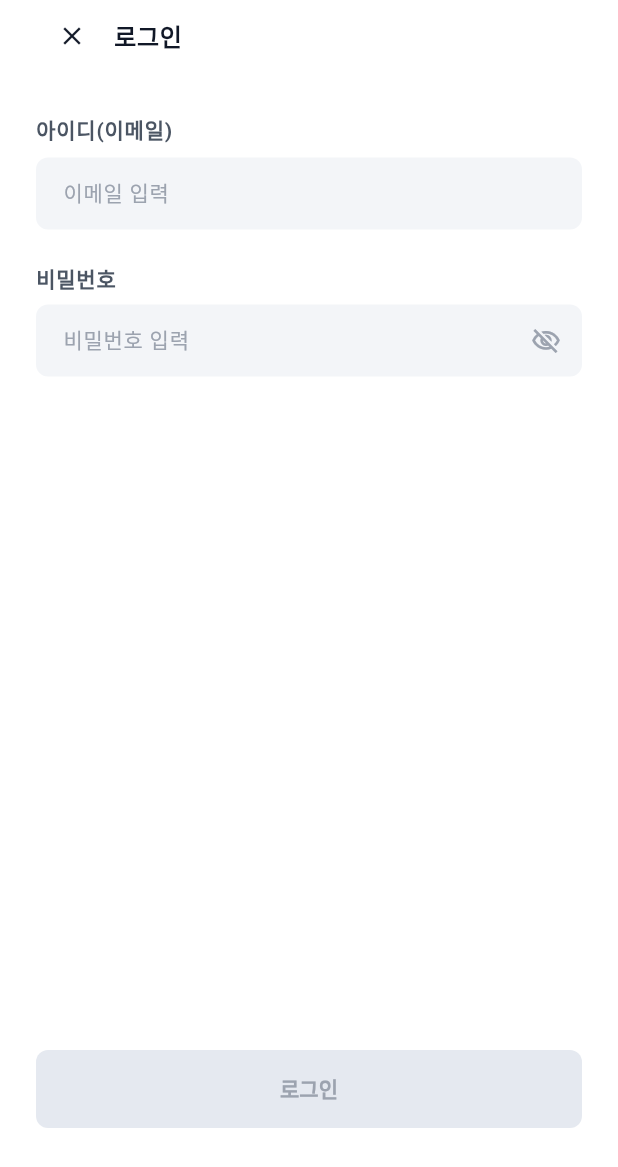
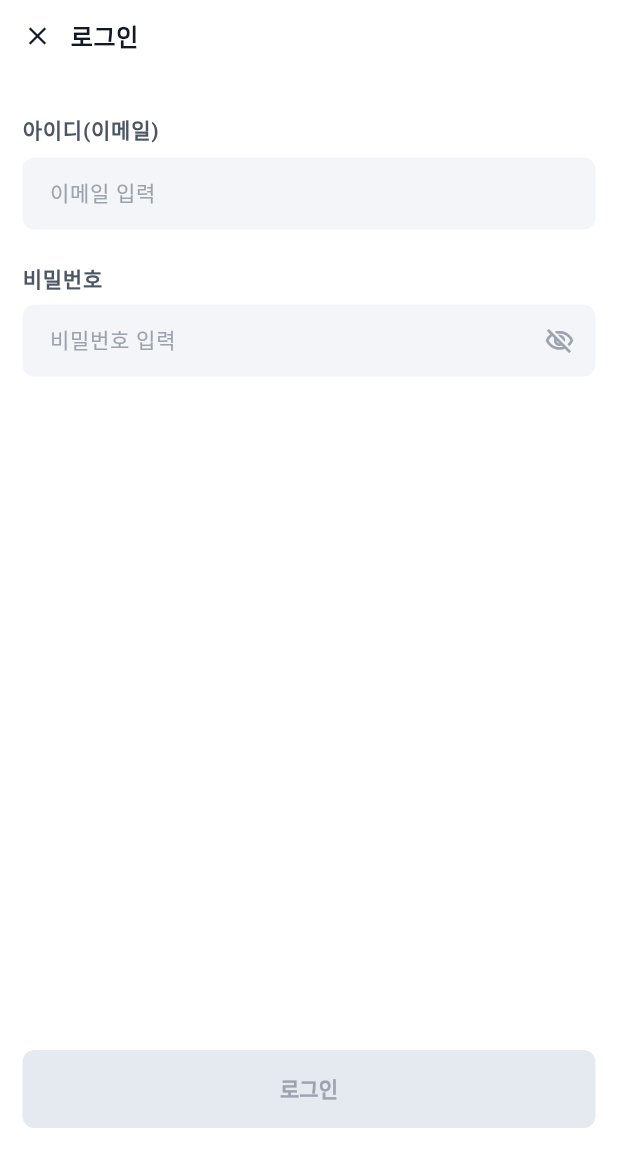
Before and after one commit to rlatkdwns575/LG_HAIR_REFRESHER, a Flutter app: the screen it shows after launch, after a tap on an icon or button, on a phone screen of 412 x 824 dp. Shown: the top 1167 px of the screen. Run offline on Flutter 3.47's test engine with Material 3 defaults, Android fonts, the phone set to English and light mode, and no system bars; our stand-ins replace go_router, supabase_flutter; accounts and stored records are empty; network calls fail; Roboto replaces fonts that are missing (Pretendard); statements that could not run were skipped.

Commit message:
feat(auth,home): Google dev 로그인, 회원가입 헤더 정렬, 즐겨찾기 수정 코드 추가 (#30)
Google 로그인 버튼에 dev 계정 자동 로그인을 연결하고, auth 헤더 여백을 GNB와 맞춥니다. 홈 즐겨찾기 수정 UI 코드는 준비만 해두고 연결은 비활성화합니다. PR 한글 작성 규칙을 추가합니다.

```diff
--- a/lib/app/router/app_navigation.dart
+++ b/lib/app/router/app_navigation.dart
@@ -81,9 +81,9 @@ extension AppNavigation on BuildContext {
   Future<bool?> pushRefreshCustomCreate() =>
       push<bool>(AppRoutePaths.refreshCustomCreate);
 
-  /// 홈 즐겨찾기(리프레시 바로가기) 추가 화면으로 이동하고, 선택한 모드를 반환합니다.
-  Future<RefreshMode?> pushRefreshShortcutAdd() =>
-      push<RefreshMode>(AppRoutePaths.refreshShortcutAdd);
+  /// 홈 즐겨찾기(리프레시 바로가기) 추가·수정 화면으로 이동하고, 선택한 모드를 반환합니다.
+  Future<RefreshMode?> pushRefreshShortcutAdd({RefreshMode? initialMode}) =>
+      push<RefreshMode>(AppRoutePaths.refreshShortcutAdd, extra: initialMode);
 
   void pushHistory() => push(AppRoutePaths.history);
 
--- a/lib/app/router/app_router.dart
+++ b/lib/app/router/app_router.dart
@@ -183,7 +183,9 @@ final appRouter = GoRouter(
         GoRoute(
           name: AppRouteNames.refreshShortcutAdd,
           path: AppRoutePaths.refreshShortcutAdd,
-          builder: (context, state) => const HomeRefreshShortcutAddPage(),
+          builder: (context, state) => HomeRefreshShortcutAddPage(
+            initialMode: resolveRefreshMode(state.extra),
+          ),
         ),
         GoRoute(
           name: AppRouteNames.history,
--- a/lib/features/auth/ui/widgets/auth_screen_styles.dart
+++ b/lib/features/auth/ui/widgets/auth_screen_styles.dart
@@ -1,4 +1,6 @@
 import 'package:flutter/material.dart';
+
+import '../../../../shared/widgets/app_common_top_header.dart';
 
 /// auth 화면 공통 색상·스타일.
 abstract final class AuthScreenStyles {
@@ -16,7 +18,7 @@ abstract final class AuthScreenStyles {
   static const genderSelectedBg = Color(0xFFE8EBFF);
   static const genderSelectedBorder = Color(0xFF5B6CFF);
 
-  static const horizontalPadding = 24.0;
+  static const horizontalPadding = AppCommonTopHeader.pageHorizontalInset;
   static const fieldRadius = 8.0;
   static const buttonHeight = 52.0;
   static const buttonRadius = 8.0;
--- a/lib/features/auth/ui/widgets/auth_screen_widgets.dart
+++ b/lib/features/auth/ui/widgets/auth_screen_widgets.dart
@@ -1,6 +1,7 @@
 import 'package:flutter/material.dart';
 import 'package:flutter/services.dart';
 import 'package:go_router/go_router.dart';
+import '../../../../shared/widgets/app_common_top_header.dart';
 import '../../../../shared/widgets/app_text.dart';
 
 import '../../data/auth_credentials_validator.dart';
@@ -14,21 +15,36 @@ class AuthCloseHeader extends StatelessWidget {
 
   @override
   Widget build(BuildContext context) {
+    const closeIconSize = 20.0;
+
     return SizedBox(
       height: 48,
       child: Row(
         children: [
-          IconButton(
-            onPressed: onClose ?? () => context.pop(),
-            padding: EdgeInsets.zero,
-            constraints: const BoxConstraints(minWidth: 32, minHeight: 32),
-            icon: const Icon(
-              Icons.close,
-              size: 20,
-              color: AuthScreenStyles.textDark,
+          SizedBox(
+            width: AppCommonTopHeader.backIconSlotWidth,
+            height: closeIconSize,
+            child: Align(
+              alignment: Alignment.centerLeft,
+              child: IconButton(
+                onPressed: onClose ?? () => context.pop(),
+                padding: EdgeInsets.zero,
+                constraints: const BoxConstraints(
+                  minWidth: closeIconSize,
+                  minHeight: closeIconSize,
+                ),
+                style: IconButton.styleFrom(
+                  tapTargetSize: MaterialTapTargetSize.shrinkWrap,
+                ),
+                icon: const Icon(
+                  Icons.close,
+                  size: closeIconSize,
+                  color: AuthScreenStyles.textDark,
+                ),
+              ),
             ),
           ),
-          const SizedBox(width: 4),
+          const SizedBox(width: AppCommonTopHeader.backToTitleGap),
           AppText(
             title,
             style: const TextStyle(
```
Also changed, not shown: lib/features/auth/data/auth_dev_credentials.dart (added, +7 -0 lines), lib/features/auth/ui/page/login_screen.dart (+54 -14 lines), lib/features/home/ui/page/home_page.dart (+17 -0 lines), lib/features/home/ui/page/home_refresh_shortcut_add_page.dart (+13 -5 lines), lib/features/home/ui/widgets/home_quick_refresh_row.dart (+41 -1 lines), 2 other files.
